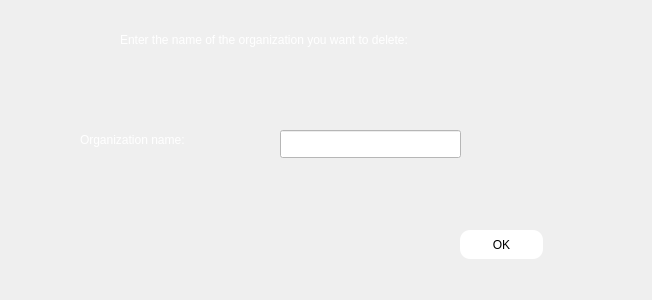
This is enter/removing_organization.ui in Shayanrava/APproject as Qt 5 draws it before an edit. The edited form follows.
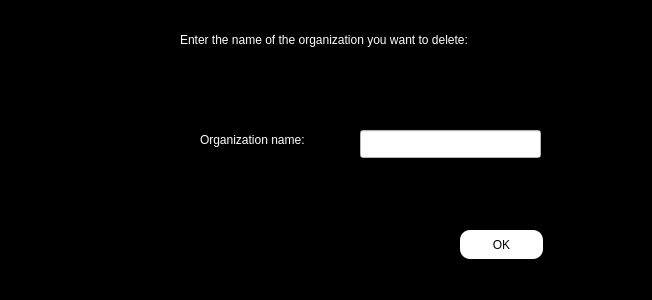
This is the edited form.

Commit message: removing_organization ui developed

```diff
--- a/enter/removing_organization.ui
+++ b/enter/removing_organization.ui
@@ -13,6 +13,12 @@
   <property name="windowTitle">
    <string>Form</string>
   </property>
+  <property name="styleSheet">
+   <string notr="true">#removing_organization
+{
+background-color:black;
+}</string>
+  </property>
   <widget class="QPushButton" name="pbn_remove">
    <property name="geometry">
     <rect>
@@ -41,7 +47,7 @@
   <widget class="QLineEdit" name="led_remove">
    <property name="geometry">
     <rect>
-     <x>280</x>
+     <x>360</x>
      <y>130</y>
      <width>181</width>
      <height>28</height>
@@ -57,7 +63,7 @@
   <widget class="QLabel" name="labe_remove_name">
    <property name="geometry">
     <rect>
-     <x>80</x>
+     <x>200</x>
      <y>130</y>
      <width>131</width>
      <height>20</height>
@@ -76,7 +82,7 @@
   <widget class="QLabel" name="remov_label">
    <property name="geometry">
     <rect>
-     <x>120</x>
+     <x>180</x>
      <y>30</y>
      <width>361</width>
      <height>20</height>
```
